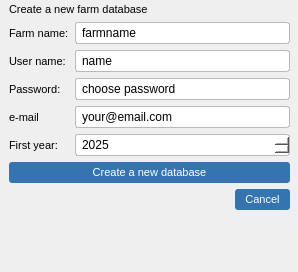
First picture: the form in widgets/create_farm_popup_base.ui, repository axelande/geodatafarm3, before the edit.
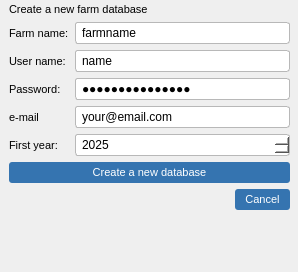
Second picture: the form after the edit.

```diff
--- a/widgets/create_farm_popup_base.ui
+++ b/widgets/create_farm_popup_base.ui
@@ -219,6 +219,9 @@
       <property name="text">
        <string>choose password</string>
       </property>
+      <property name="echoMode">
+       <enum>QLineEdit::Password</enum>
+      </property>
      </widget>
     </item>
     <item row="4" column="0">
```
